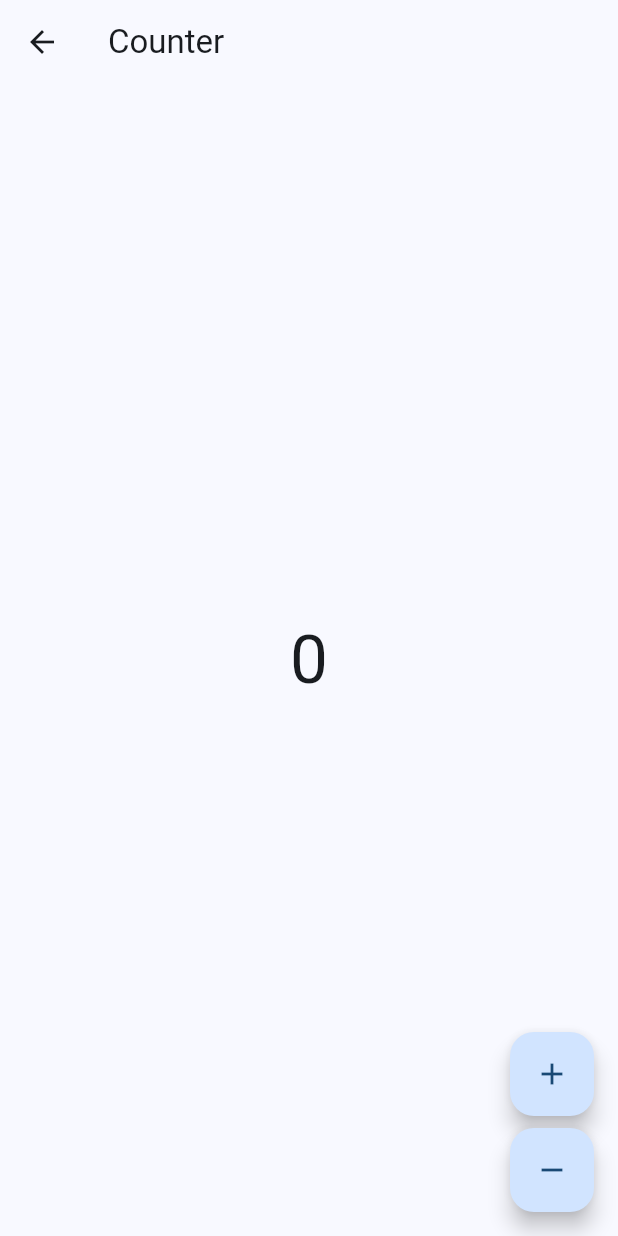
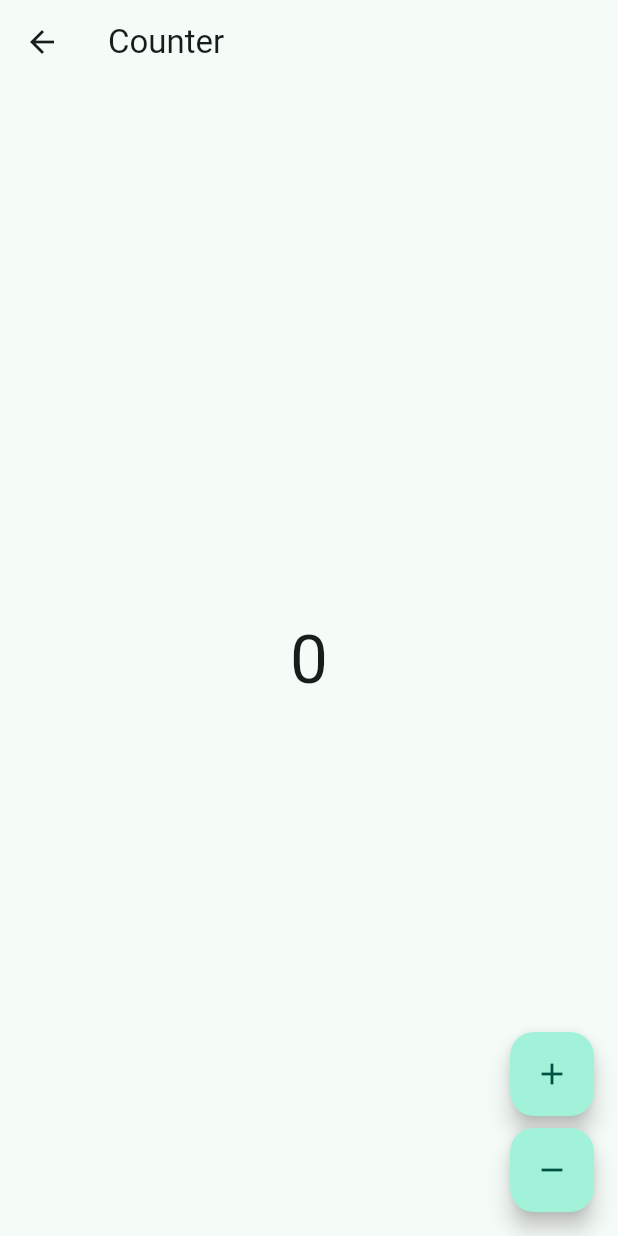
Before and after one commit to PedroKcz/flutter-playground, a Flutter app: the screen it shows after launch, after a tap on "Counter", on a phone screen of 412 x 824 dp. Run offline on Flutter 3.47's test engine with Material 3 defaults, Android fonts, the phone set to English and light mode, and no system bars; our stand-ins replace bloc, flutter_bloc.

```diff
--- a/lib/home/home_page.dart
+++ b/lib/home/home_page.dart
@@ -1,6 +1,7 @@
 import 'package:flutter/material.dart';
 import 'package:hello_world/counter/counter_page.dart';
 import 'package:hello_world/dice/dice_page.dart';
+import 'package:hello_world/quiz/quiz_page.dart';
 
 class HomePage extends StatelessWidget {
   const HomePage({super.key});
@@ -10,12 +11,14 @@ class HomePage extends StatelessWidget {
     final textTheme = Theme.of(context).textTheme;
     return Scaffold(
       appBar: AppBar(
-        backgroundColor: Theme.of(context).colorScheme.inversePrimary,
-        title: const Text('Home'),
+        backgroundColor: Theme.of(context).colorScheme.primaryContainer,
+        title: const Text('Hello World'),
+        centerTitle: true,
       ),
       body: Center(
         child: Column(
           mainAxisAlignment: MainAxisAlignment.center,
+          spacing: 8,
           children: <Widget>[
             ElevatedButton(
               onPressed: () => Navigator.of(context).push<void>(
@@ -23,12 +26,17 @@ class HomePage extends StatelessWidget {
               ),
               child: Text('Counter', style: textTheme.labelLarge),
             ),
-            const SizedBox(height: 8),
             ElevatedButton(
               onPressed: () => Navigator.of(context).push<void>(
                 DicePage.route(),
               ),
               child: Text('Dice', style: textTheme.labelLarge),
+            ),
+            ElevatedButton(
+              onPressed: () => Navigator.of(context).push<void>(
+                QuizPage.route(),
+              ),
+              child: Text('Quiz', style: textTheme.labelLarge),
             ),
           ],
         ),
--- a/lib/main.dart
+++ b/lib/main.dart
@@ -17,7 +17,14 @@ class MyApp extends StatelessWidget {
       debugShowCheckedModeBanner: false,
       title: 'Hello World',
       theme: ThemeData(
-        colorScheme: ColorScheme.fromSeed(seedColor: Colors.blue),
+        colorScheme: ColorScheme.fromSeed(seedColor: Colors.tealAccent),
+        useMaterial3: true,
+      ),
+      darkTheme: ThemeData(
+        colorScheme: ColorScheme.fromSeed(
+          seedColor: Colors.teal,
+          brightness: Brightness.dark,
+        ),
         useMaterial3: true,
       ),
       home: const HomePage(),
--- /dev/null
+++ b/lib/quiz/quiz_cubic.dart
@@ -0,0 +1,5 @@
+import 'package:flutter_bloc/flutter_bloc.dart';
+
+class QuizCubic extends Cubit<int> {
+  QuizCubic() : super(1);
+}
```
Also changed, not shown: lib/quiz/quiz_page.dart (added, +22 -0 lines), lib/quiz/quiz_view.dart (added, +18 -0 lines), 1 other file.
